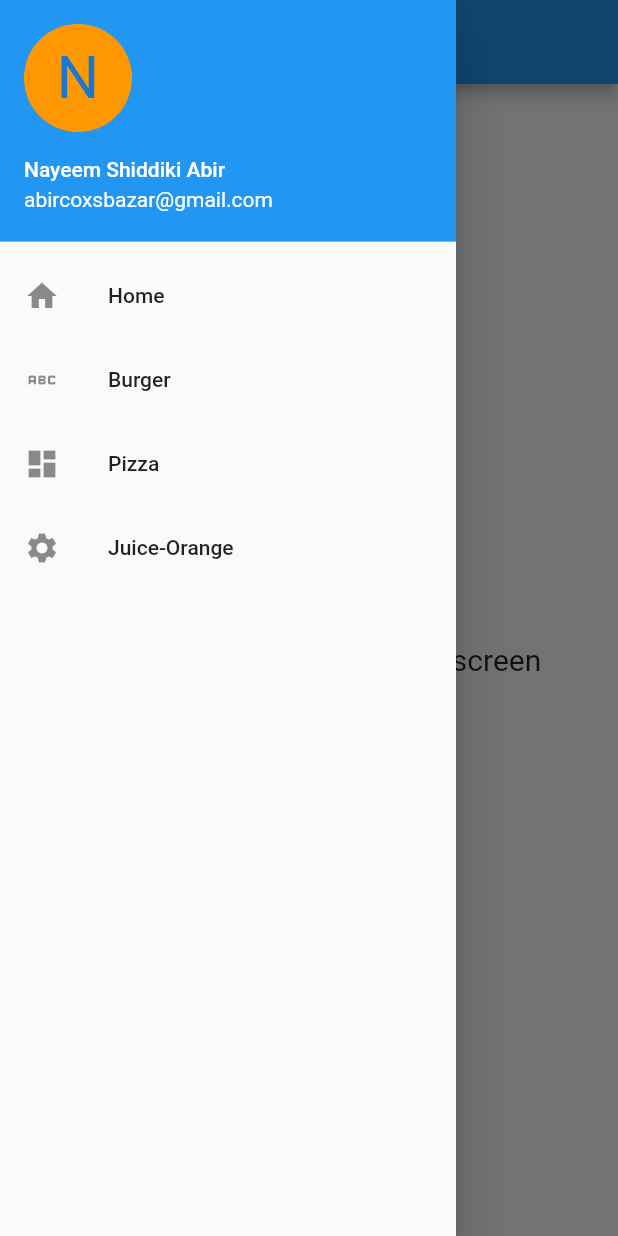
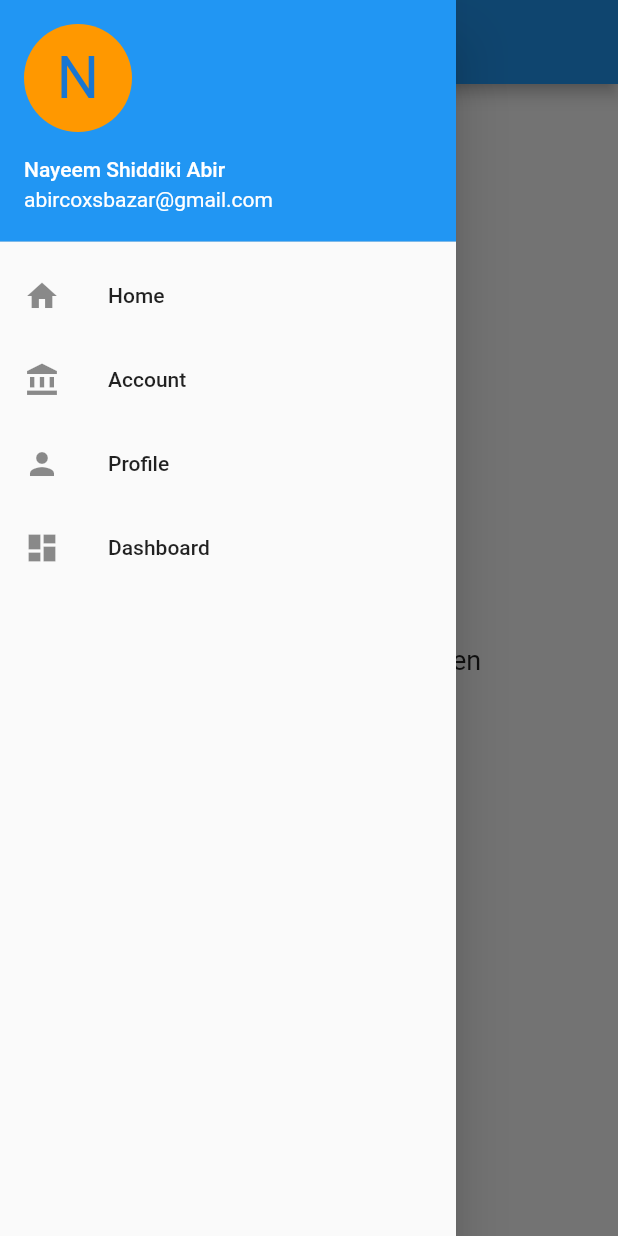
Before and after one commit to abircse/Flutter-Journey, a Flutter app: the screen it shows after launch, with the side drawer open, on a phone screen of 412 x 824 dp. Run offline on Flutter 3.47's test engine with Material 2 defaults, Android fonts, the phone set to English and light mode, and no system bars.

Commit message:
:hammer: Set screen when navigation drawer item click

```diff
--- a/lib/topics/scaffolds/LefNavigationDrawer.dart
+++ b/lib/topics/scaffolds/LefNavigationDrawer.dart
@@ -1,5 +1,5 @@
 import 'package:flutter/material.dart';
-import 'package:flutterjourney/topics/navigationroute/SecondScreen.dart';
+import 'package:flutterjourney/sample-pages.dart';
 
 
 class LefNavigationDrawer extends StatelessWidget {
@@ -24,15 +24,26 @@ class _LeftNavigationDrawerActivity extends State<LeftNavigationDrawerActivity>
 
   /// Variable for handle scaffold state pass to key in scaffold
   var scaffoldKey = GlobalKey<ScaffoldState>();
+  var bodyTitle = "A drawer is an invisible side screen";
 
-  var bodyTitle = "A drawer is an invisible side screen";
+  var _myDrawerReplacableScreensData = [
+    HomeScreen(),
+    AccountScreen(),
+    ProfileScreen(),
+    DashboardScreen()
+  ];
+
+  var _toolbarTitle = ["Home", "Account", "Profile", "Dashboard"];
+
+  int selectedDrawerItem = 0;
+
 
   @override
   Widget build(BuildContext context) {
     return Scaffold(
       key: scaffoldKey,
       appBar: AppBar(
-        title: const Text("Left Navigation Drawer"),
+        title: Text(_toolbarTitle[selectedDrawerItem]),
         leading: IconButton(
             icon: Icon(Icons.no_food_outlined),
             onPressed: () {
@@ -40,10 +51,8 @@ class _LeftNavigationDrawerActivity extends State<LeftNavigationDrawerActivity>
             }),
       ),
       body: Center(
-          child: Text(
-        bodyTitle,
-        style: TextStyle(fontSize: 20.0),
-      )),
+          child: _myDrawerReplacableScreensData[selectedDrawerItem],
+      ),
       drawer: Drawer(
         child: ListView(
           padding: EdgeInsets.zero,
@@ -62,6 +71,10 @@ class _LeftNavigationDrawerActivity extends State<LeftNavigationDrawerActivity>
                 leading: Icon(Icons.home),
                 title: Text("Home"),
                 onTap: () {
+
+                  setState(() {
+                    selectedDrawerItem = 0;
+                  });
 
                   /// Snackbar
                   ScaffoldMessenger.of(context).showSnackBar(
@@ -85,17 +98,35 @@ class _LeftNavigationDrawerActivity extends State<LeftNavigationDrawerActivity>
 
                 }),
             ListTile(
-                leading: Icon(Icons.abc_rounded),
-                title: Text("Burger"),
-                onTap: () {}),
+                leading: Icon(Icons.account_balance),
+                title: Text("Account"),
+                onTap: () {
+                  setState(() {
+                    selectedDrawerItem = 1;
+                      /// Close drawer
+                      Navigator.of(context).pop();
+                  });
+                }),
+            ListTile(
+                leading: Icon(Icons.person),
+                title: Text("Profile"),
+                onTap: () {
+                  setState(() {
+                    selectedDrawerItem = 2;
+                     /// Close drawer
+                     Navigator.of(context).pop();
+                  });
+                }),
             ListTile(
                 leading: Icon(Icons.dashboard),
-                title: Text("Pizza"),
-                onTap: () {}),
-            ListTile(
-                leading: Icon(Icons.settings),
-                title: Text("Juice-Orange"),
-                onTap: () {}),
+                title: Text("Dashboard"),
+                onTap: () {
+                    setState(() {
+                      selectedDrawerItem = 3;
+                        /// Close drawer
+                        Navigator.of(context).pop();
+                    });
+                }),
           ],
         ),
       ),
```
